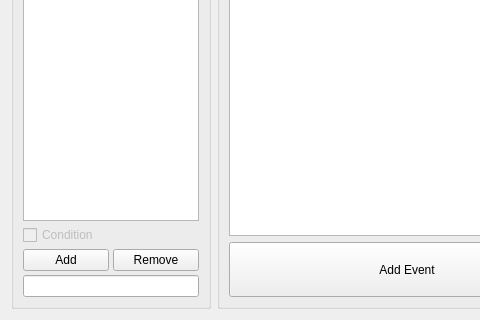
This is choiceseditdialog.ui in BydloCodder/DialogEditor as Qt 5 draws it before an edit; both pictures show x 0 to 480 and y 208 to 528 of the 970 by 528 pixel window. The edited form follows.
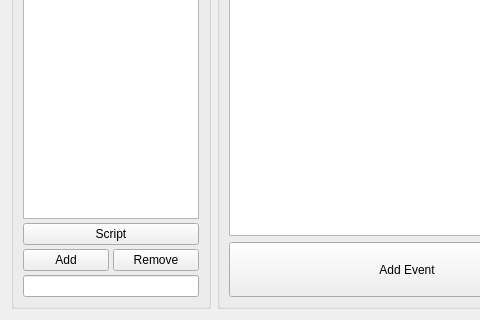
This is the edited form.

Diff of the .ui file:
```diff
--- a/choiceseditdialog.ui
+++ b/choiceseditdialog.ui
@@ -60,12 +60,15 @@
        </widget>
       </item>
       <item row="1" column="0" colspan="2">
-       <widget class="QCheckBox" name="condition_combobox">
-        <property name="enabled">
-         <bool>false</bool>
+       <widget class="QPushButton" name="script">
+        <property name="focusPolicy">
+         <enum>Qt::NoFocus</enum>
         </property>
         <property name="text">
-         <string>Condition</string>
+         <string>Script</string>
+        </property>
+        <property name="checkable">
+         <bool>true</bool>
         </property>
        </widget>
       </item>
```
Left out of the diff: 20 changed lines with no effect on the pictures.
